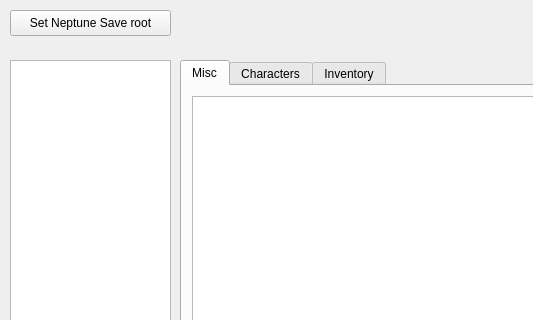
First picture: the form in mainwindow.ui, repository AnzoDK/HyperDimension-Neptunia-SaveEditor, before the edit; both pictures show x 0 to 533 and y 0 to 320 of the 800 by 600 pixel window.
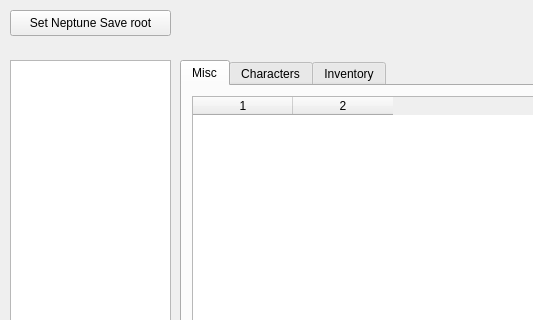
Second picture: the form after the edit. The open tabs and pages were chosen to show the change.

```diff
--- a/mainwindow.ui
+++ b/mainwindow.ui
@@ -107,6 +107,17 @@
         <height>421</height>
        </rect>
       </property>
+      <property name="rowCount">
+       <number>0</number>
+      </property>
+      <property name="columnCount">
+       <number>2</number>
+      </property>
+      <attribute name="verticalHeaderVisible">
+       <bool>false</bool>
+      </attribute>
+      <column/>
+      <column/>
      </widget>
     </widget>
     <widget class="QWidget" name="charactersTab">
```
Left out of the diff: 2 changed lines with no effect on the pictures.
